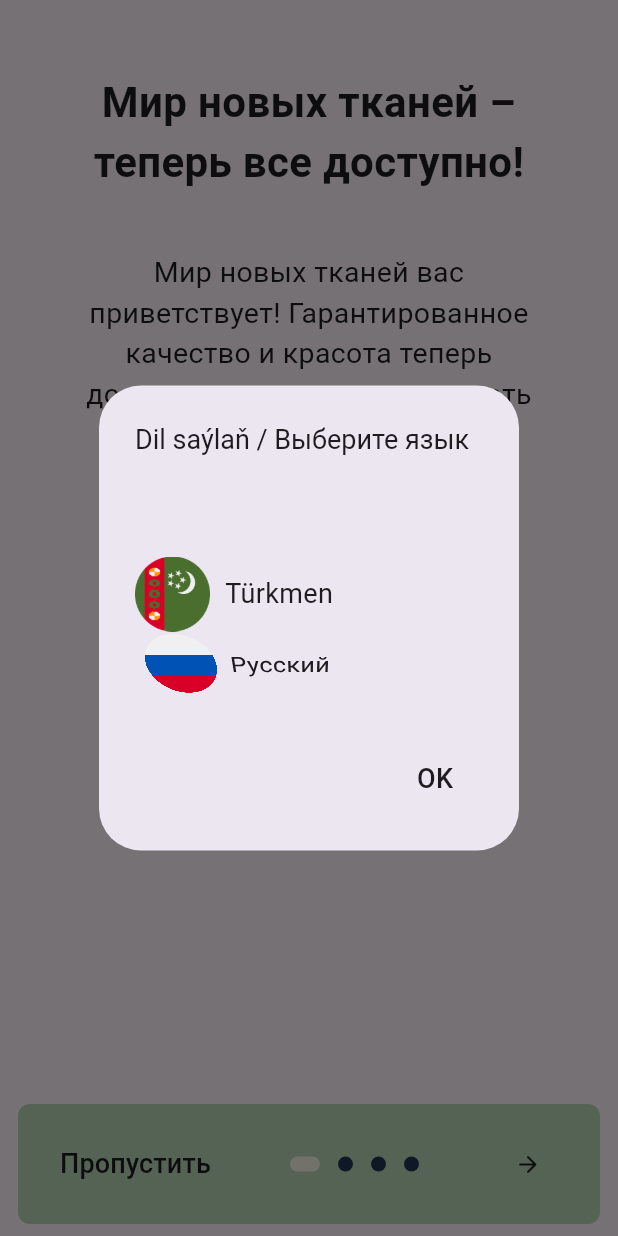
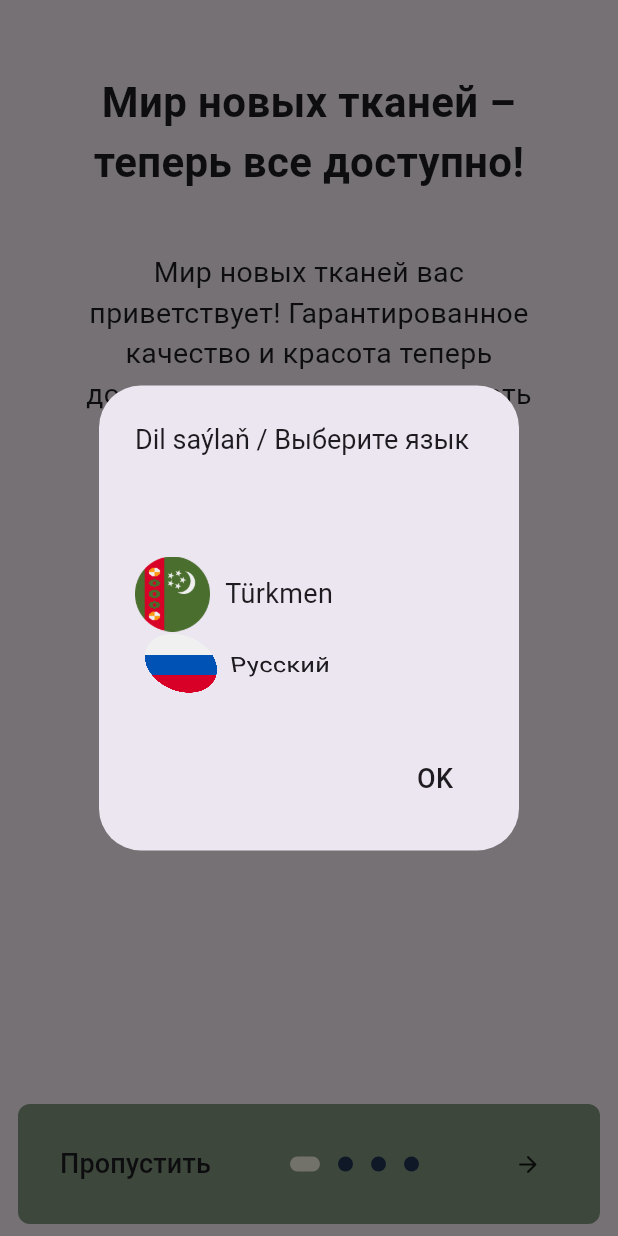
Before and after one commit to johnStuart00/mata_online_market, a Flutter app: the screen it shows after launch, on a phone screen of 412 x 824 dp. Run offline on Flutter 3.47's test engine with Material 3 defaults, Android fonts, the phone set to English and light mode, and no system bars; drawn by our look-alikes of introduction_screen; our stand-ins replace adaptive_theme, dot_navigation_bar, get, shared_preferences; generated files the repository leaves out were written again.

Commit message:
Bottom navigation bar done

```diff
--- a/lib/core/navigation/route_helper.dart
+++ b/lib/config/routes/route_helper.dart
@@ -1,6 +1,6 @@
 // there I will have a static method called onGenerateRoute that will return a MaterialPageRoute.
 import 'package:get/get.dart';
-import 'package:mata_online_market/features/home_page/presentation/home_page.dart';
+import 'package:mata_online_market/features/main_screen/presentation/main_screen.dart';
 import 'package:mata_online_market/features/introduction_screen/presentation/introduction_screen.dart';
 
 class RouteHelper {
--- a/lib/config/theme/app_theme.dart
+++ b/lib/config/theme/app_theme.dart
@@ -5,7 +5,7 @@ class AppThemes {
   static final ThemeData lightTheme = ThemeData(
     brightness: Brightness.light,
     scaffoldBackgroundColor: AppColors.whiteThemeBack,
-    primaryColor: AppColors.whiteThemeContainer,
+    primaryColor: const Color.fromRGBO(132, 155, 129, 1),
     textTheme: const TextTheme(
       bodyLarge: TextStyle(color: AppColors.whiteThemeText),
     ),
@@ -22,6 +22,7 @@ class AppThemes {
     cardColor: AppColors.whiteThemeContainer,
     buttonTheme:
         const ButtonThemeData(buttonColor: AppColors.whiteThemeContainer),
+    shadowColor: Colors.black.withOpacity(0.1), // Add shadow color here
   );
 
   static final ThemeData darkTheme = ThemeData(
@@ -44,5 +45,6 @@ class AppThemes {
     cardColor: AppColors.darkThemeContainer,
     buttonTheme:
         const ButtonThemeData(buttonColor: AppColors.darkThemeContainer),
+    shadowColor: Colors.white.withOpacity(0.1), // Add shadow color here
   );
 }
--- a/lib/core/constants/app_color.dart
+++ b/lib/core/constants/app_color.dart
@@ -2,7 +2,7 @@ import 'package:flutter/material.dart';
 
 class AppColors {
   static const whiteThemeBack = Color.fromRGBO(249, 246, 230, 1);
-  static const whiteThemeContainer = Color.fromRGBO(186, 216, 182, 1);
+  static const whiteThemeContainer = Color.fromRGBO(132, 155, 129, 1);
   static const whiteThemeIcon = Color.fromRGBO(141, 119, 171, 1);
   static const whiteThemeText = Color.fromRGBO(33, 53, 85, 1);
   static const darkThemeBack = Color.fromRGBO(33, 53, 85, 1);
--- a/lib/features/introduction_screen/presentation/introduction_screen.dart
+++ b/lib/features/introduction_screen/presentation/introduction_screen.dart
@@ -8,7 +8,7 @@ import 'package:mata_online_market/core/constants/app_color.dart';
 import 'package:mata_online_market/core/constants/app_dimension.dart';
 import 'package:mata_online_market/core/constants/app_spacing.dart';
 import 'package:mata_online_market/core/widgets/middle_text_widget.dart';
-import 'package:mata_online_market/features/home_page/presentation/home_page.dart';
+import 'package:mata_online_market/features/main_screen/presentation/main_screen.dart';
 import 'package:shared_preferences/shared_preferences.dart';
 import 'package:flutter_gen/gen_l10n/app_localizations.dart';
 
--- a/lib/main.dart
+++ b/lib/main.dart
@@ -3,7 +3,7 @@ import 'package:flutter/material.dart';
 import 'package:flutter_gen/gen_l10n/app_localizations.dart';
 import 'package:get/get_navigation/get_navigation.dart';
 import 'package:mata_online_market/config/theme/app_theme.dart';
-import 'package:mata_online_market/core/navigation/route_helper.dart';
+import 'package:mata_online_market/config/routes/route_helper.dart';
 
 Future<void> main() async {
   WidgetsFlutterBinding.ensureInitialized();
```
Also changed, not shown: lib/features/home_screen/presentation/home_screen.dart (added, +30 -0 lines), lib/features/main_screen/presentation/main_screen.dart (renamed from lib/features/home_page/presentation/home_page.dart, +19 -7 lines).
